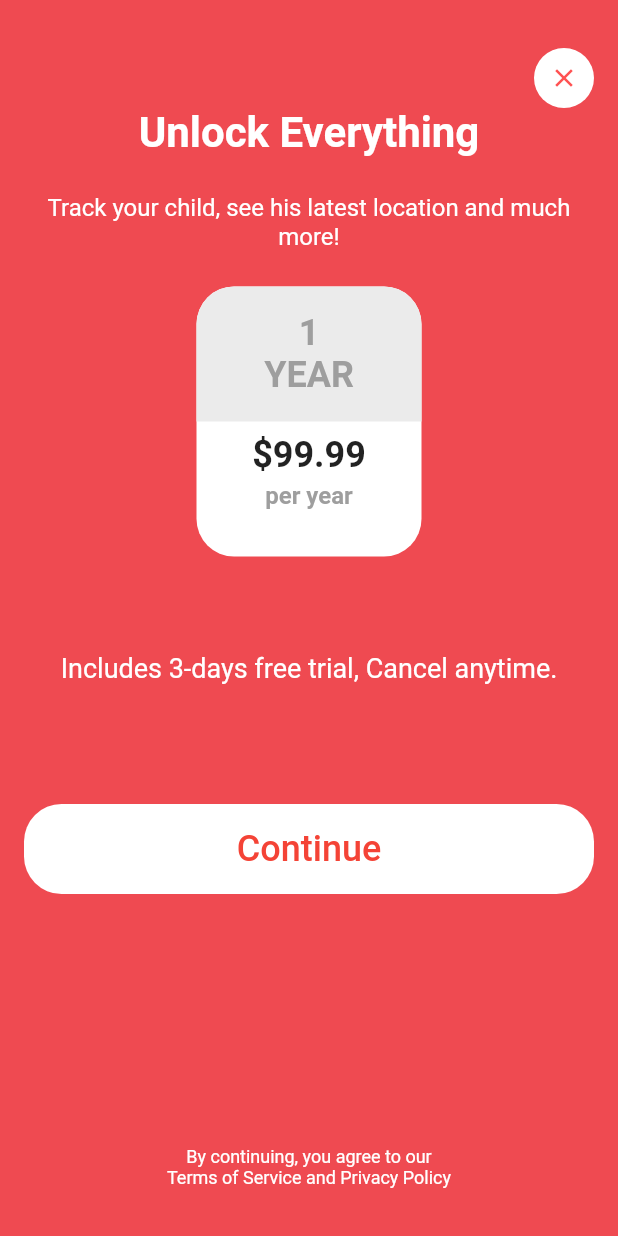
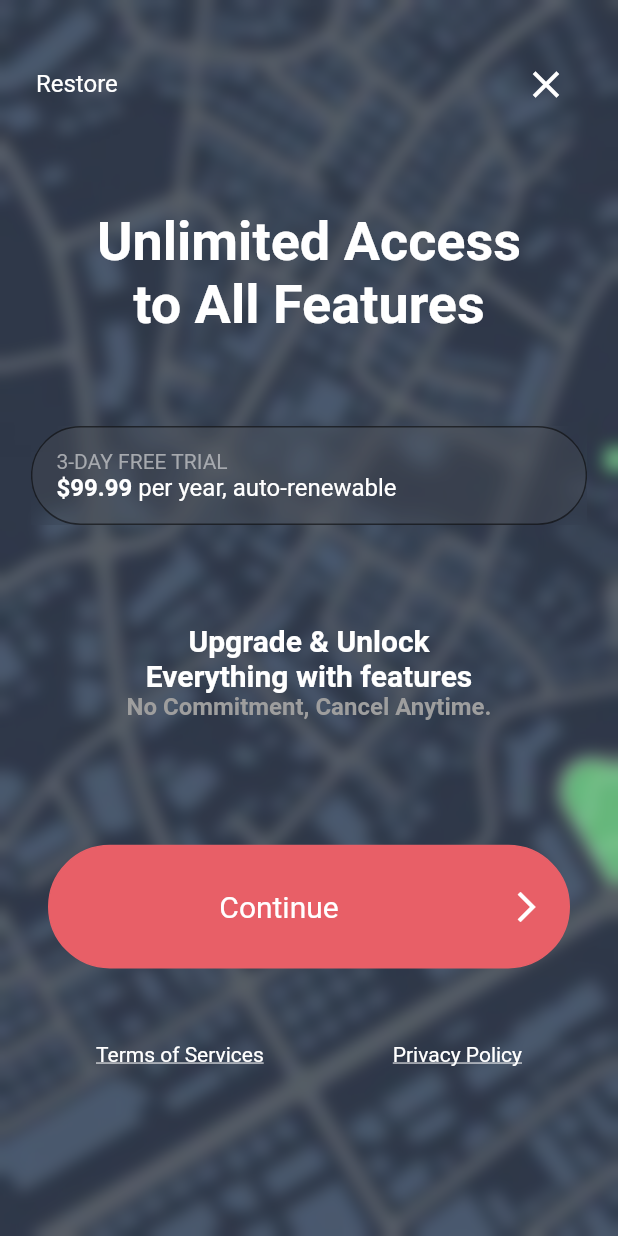
Before and after one commit to kdokhanx98/spoty, a Flutter app: the SubscriptionScreen screen opened by its route, on a phone screen of 412 x 824 dp. Run offline on Flutter 3.47's test engine with Material 2 defaults, Android fonts, the phone set to English and light mode, and no system bars; our stand-ins replace geolocator, google_maps_flutter, hexcolor, introduction_screen, pin_code_fields, splashscreen and 1 more.

Commit message:
subscription screen design

```diff
--- a/lib/screens/subscription_screen.dart
+++ b/lib/screens/subscription_screen.dart
@@ -1,3 +1,6 @@
+import 'dart:ui';
+
+import 'package:flutter/cupertino.dart';
 import 'package:flutter/material.dart';
 import 'package:hexcolor/hexcolor.dart';
 
@@ -6,160 +9,217 @@ class SubscriptionScreen extends StatelessWidget {
 
   @override
   Widget build(BuildContext context) {
+    final size = MediaQuery.of(context).size;
     return Scaffold(
-      backgroundColor: HexColor("#EF4A51"),
-      body: SafeArea(
+      body: Stack(
+        children: [
+          Container(
+            decoration: const BoxDecoration(
+              image: DecorationImage(
+                  image: AssetImage("assets/images/bg.jpg"), fit: BoxFit.cover),
+            ),
+          ),
+          ClipRRect(
+            // Clip it cleanly.
+            child: BackdropFilter(
+              filter: ImageFilter.blur(sigmaX: 5, sigmaY: 5),
+              child: SafeArea(
                 child: Padding(
                   padding: const EdgeInsets.only(top: 32.0),
                   child: Column(
-
                     // ignore: prefer_const_literals_to_create_immutables
                     children: [
                       Padding(
-                padding: const EdgeInsets.only(right: 16.0),
+                        padding: const EdgeInsets.only(right: 24.0, left: 24.0),
                         child: Row(
-                  mainAxisAlignment: MainAxisAlignment.end,
+                          mainAxisAlignment: MainAxisAlignment.spaceBetween,
                           children: [
+                            const Text(
+                              "Restore",
+                              style:
+                                  TextStyle(fontSize: 16, color: Colors.white),
+                            ),
                             Container(
-                      width: 40,
-                      height: 40,
                               decoration: const BoxDecoration(
-                        borderRadius: BorderRadius.all(Radius.circular(25)),
+                                borderRadius:
+                                    BorderRadius.all(Radius.circular(25)),
+                                color: Colors.transparent,
+                              ),
+                              child: IconButton(
+                                iconSize: 30,
                                 color: Colors.white,
-                      ),
-
-                      child: IconButton(
-                        iconSize: 20,
-                        color: Colors.redAccent,
                                 onPressed: () {
                                   Navigator.pop(context);
-                      }, icon: const Icon(Icons.close),),
+                                },
+                                icon: const Icon(Icons.close),
+                              ),
                             ),
                           ],
                         ),
                       ),
-
-              const Center(
-                child: Text("Unlock Everything",
-                  style:
-                  TextStyle(
+                      const Padding(
+                        padding: EdgeInsets.only(top: 60.0),
+                        child: Text(
+                          "Unlimited Access\nto All Features",
+                          style: TextStyle(
                               color: Colors.white,
-                      fontSize: 28,
-                      fontWeight: FontWeight.bold
+                              fontWeight: FontWeight.bold,
+                              fontSize: 36),
+                          textAlign: TextAlign.center,
                         ),
                       ),
+                      Padding(
+                        padding: const EdgeInsets.only(top: 60.0),
+                        child: Center(
+                          child: ClipRect(
+                            child: BackdropFilter(
+                              filter:
+                                  ImageFilter.blur(sigmaX: 6.0, sigmaY: 6.0),
+                              child: Container(
+                                width: size.width * 0.9,
+                                height: size.height * 0.08,
+                                decoration: BoxDecoration(
+                                  borderRadius: const BorderRadius.all(
+                                      Radius.circular(50)),
+                                  color: Colors.grey.shade700.withOpacity(0.2),
+                                  border: Border.all(
+                                      width: 1, color: Colors.black54),
                                 ),
-
-              const Padding(
-                padding: EdgeInsets.symmetric(horizontal: 16.0, vertical: 24),
-                child: Text(
-                  "Track your child, see his latest location and much more!",
-                  textAlign: TextAlign.center, style:
-                TextStyle(
-                  color: Colors.white,
-                  fontSize: 16,
-                ),),
-              ),
-
-              Container(
-                decoration: const BoxDecoration(
-                  color: Colors.white,
-                  borderRadius: BorderRadius.all(Radius.circular(25)),
-                ),
-                width: 150,
-                height: 180,
+                                child: Padding(
+                                  padding: const EdgeInsets.symmetric(
+                                      horizontal: 16.0, vertical: 8),
                                   child: Column(
+                                    crossAxisAlignment:
+                                        CrossAxisAlignment.start,
+                                    mainAxisAlignment: MainAxisAlignment.center,
+                                    // ignore: prefer_const_literals_to_create_immutables
                                     children: [
-                    Container(
-                      width: double.infinity,
-                      height: 90,
-                    decoration:  BoxDecoration(
-                      color: HexColor("#EBEBEB"),
-                      borderRadius: const BorderRadius.only(topRight: Radius.circular(25), topLeft: Radius.circular(25)),
-                    ),
-                      child: const Padding(
-                        padding: EdgeInsets.all(8.0),
-                        child: Center(child:
-                        Text("1\nYEAR", textAlign: TextAlign.center, style: TextStyle(fontWeight: FontWeight.bold, fontSize: 24, color: Colors.grey),)
+                                      Text(
+                                        '3-DAY FREE TRIAL',
+                                        style: TextStyle(
+                                          color: HexColor("#A6A9AE"),
                                         ),
                                       ),
+                                      RichText(
+                                        text: const TextSpan(
+                                          style: TextStyle(
+                                            fontSize: 16.0,
+                                            color: Colors.white,
                                           ),
-                    const Spacer(),
-                     Container(
-                      height: 90,
-                      width: double.infinity,
-                      decoration: const BoxDecoration(
-                        borderRadius: BorderRadius.only(bottomRight: Radius.circular(25), bottomLeft: Radius.circular(25)),
+                                          children: [
+                                            TextSpan(
+                                              text: '\$99.99',
+                                              style: TextStyle(
+                                                  fontWeight: FontWeight.bold),
                                             ),
-                      child:  Padding(
-                        padding: const EdgeInsets.all(8.0),
-                        child: Column(
-                          // ignore: prefer_const_literals_to_create_immutables
-                          children: [
-                             const Text("\$99.99", textAlign: TextAlign.center, style: TextStyle(fontWeight: FontWeight.bold, fontSize: 24),),
-                             const Padding(
-                               padding: EdgeInsets.only(top: 4.0),
-                               child:  Text("per year", textAlign: TextAlign.center, style: TextStyle(fontWeight: FontWeight.bold, fontSize: 16, color: Colors.grey),),
-                             ),
-
+                                            TextSpan(
+                                                text:
+                                                    ' per year, auto-renewable'),
                                           ],
                                         ),
                                       ),
-                    ),
-
                                     ],
-                ),
-              ),
-
-              const Padding(
-                padding: EdgeInsets.symmetric(horizontal: 16.0, vertical: 64),
-                child: Text(
-                  "Includes 3-days free trial, Cancel anytime.",
-                  textAlign: TextAlign.center, style:
-                TextStyle(
-                  color: Colors.white,
-                  fontSize: 18,
-                ),),
-              ),
-
-               Padding(
-                 padding: const EdgeInsets.symmetric(horizontal: 16.0, vertical: 16),
-                 child: GestureDetector(
-                   onTap: (){
-                     print("continue clicked");
-                   },
-                   child: Container(
-                     height: 60,
-                     width: double.infinity,
-                     decoration: const BoxDecoration(
-                        borderRadius: BorderRadius.all(Radius.circular(25)),
-                       color: Colors.white,
-                     ),
-                    child: const Center(
-                      child:  Text(
-                        "Continue",
-                        style: TextStyle(color: Colors.red, fontSize: 24, fontWeight: FontWeight.w500),
                                   ),
                                 ),
                               ),
                             ),
                           ),
-
-              const Spacer(),
-              const Padding(
-                padding: EdgeInsets.symmetric(horizontal: 32.0, vertical: 32),
-                child: Text(
-                  "By continuing, you agree to our\nTerms of Service and Privacy Policy",
-                  textAlign: TextAlign.center, style:
-                TextStyle(
+                        ),
+                      ),
+                      SizedBox(
+                        height: size.height * 0.08,
+                      ),
+                      const Text(
+                        "Upgrade & Unlock\nEverything with features",
+                        style: TextStyle(
+                            fontSize: 20,
                             color: Colors.white,
-                  fontSize: 12,
-                ),),
+                            fontWeight: FontWeight.bold),
+                        textAlign: TextAlign.center,
                       ),
+                      const Text(
+                        "No Commitment, Cancel Anytime.",
+                        style: TextStyle(
+                            fontSize: 16,
+                            color: Colors.grey,
+                            fontWeight: FontWeight.bold),
+                        textAlign: TextAlign.center,
+                      ),
+                      SizedBox(
+                        height: size.height * 0.1,
+                      ),
+                      Padding(
+                        padding: const EdgeInsets.symmetric(horizontal: 32.0),
+                        child: Container(
+                          width: size.width * 0.9,
+                          height: size.height * 0.1,
+                          decoration: BoxDecoration(
+                            color: HexColor("#E85F67"),
+                            border: Border.all(
+                                width: 1, color: HexColor("#E85F67")),
+                            borderRadius:
+                                const BorderRadius.all(Radius.circular(50)),
+                          ),
+                          child:  Center(
+                            child: GestureDetector(
+                              onTap: (){},
+                              child: const ListTile(
+                                title: Text(
+                                  "Continue",
+                                  style: TextStyle(
+                                      color: Colors.white,
+                                      fontSize: 20,
+                                      fontWeight: FontWeight.w400),
+                                  textAlign: TextAlign.center,
+                                ),
+                                trailing: Icon(
+                                  Icons.arrow_forward_ios,
+                                  color: Colors.white,
+                                ),
+                              ),
+                            ),
+                          ),
+                        ),
+                      ),
+                      SizedBox(
+                        height: size.height * 0.06,
+                      ),
+                      Padding(
+                        padding: const EdgeInsets.symmetric(horizontal: 64.0),
+                        child: Row(
+                          mainAxisAlignment: MainAxisAlignment.spaceBetween,
+                          // ignore: prefer_const_literals_to_create_immutables
+                          children: [
+                            GestureDetector(
+                              onTap: (){},
+                                child: const Text(
+                              "Terms of Services",
+                              style: TextStyle(
+                                color: Colors.white,
+                                decoration: TextDecoration.underline,
+                              ),
+                            )),
+                            GestureDetector(
+                              onTap: (){},
+                              child: const Text(
+                                "Privacy Policy",
+                                style: TextStyle(
+                                  color: Colors.white,
+                                  decoration: TextDecoration.underline,
+                                ),
+                              ),
+                            ),
+                          ],
+                        ),
+                      )
                     ],
                   ),
                 ),
               ),
+            ),
+          ),
+        ],
+      ),
     );
   }
 }
```
Also changed, not shown: assets/images/bg.jpg (added). Lines whose indentation alone changed are shown as unchanged.
